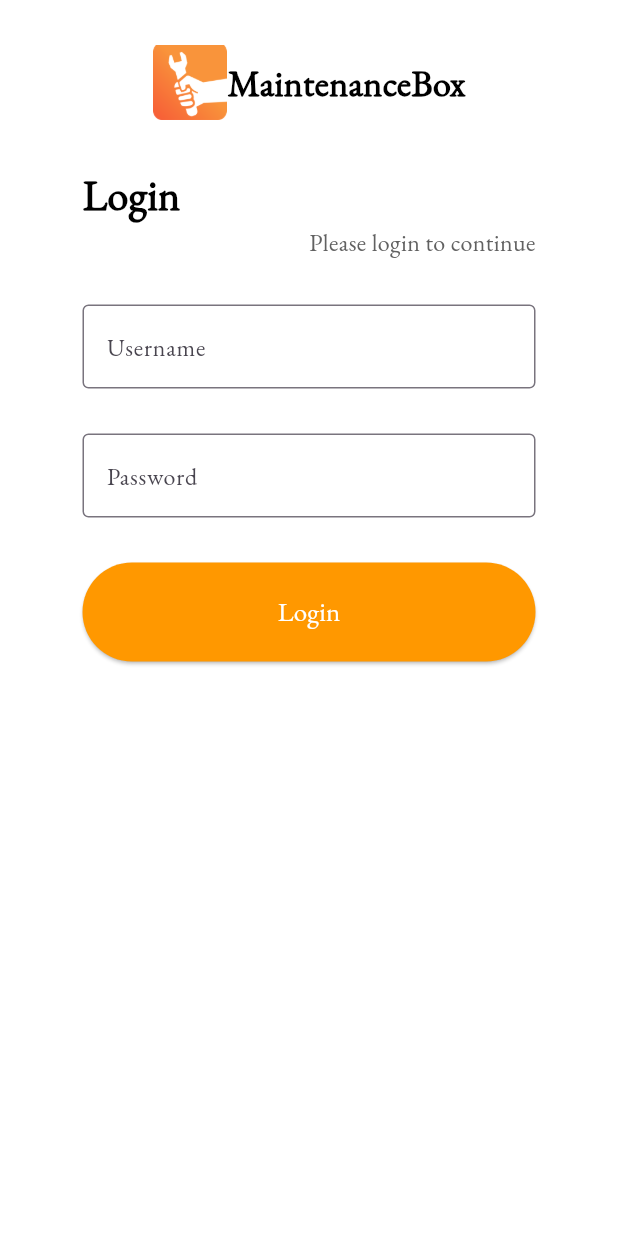
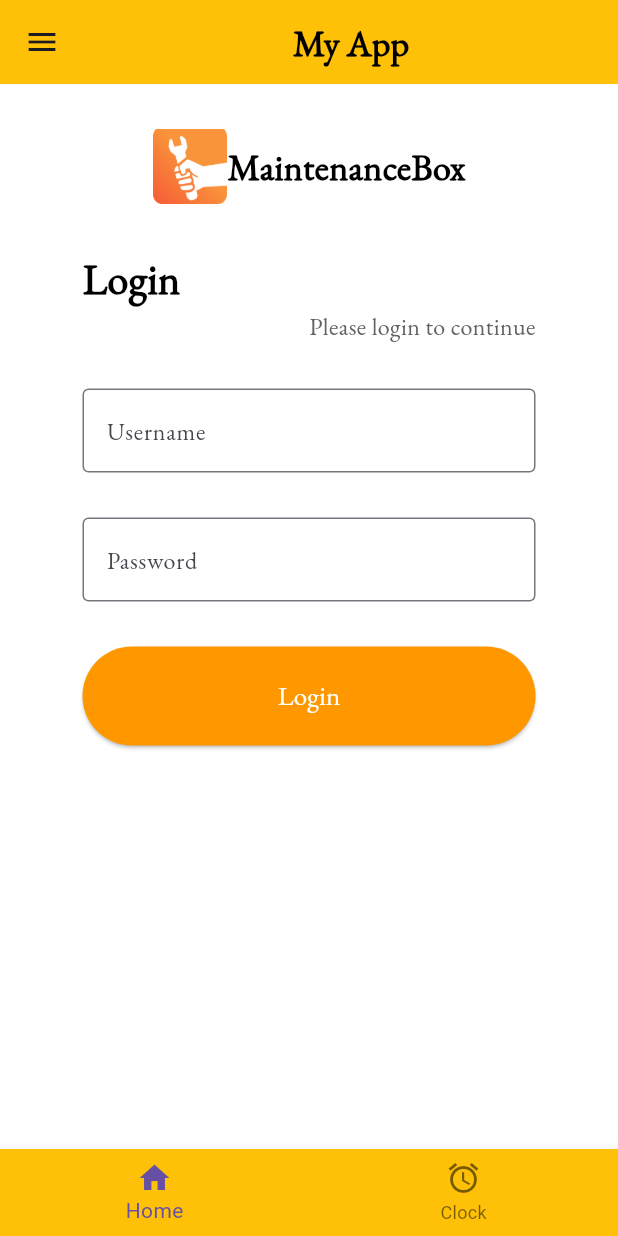
Before and after one commit to noman-haider123/Login-UI, a Flutter app: the screen it shows after launch, on a phone screen of 412 x 824 dp. Run offline on Flutter 3.47's test engine with Material 3 defaults, Android fonts, the phone set to English and light mode, and no system bars.

Commit message:
Add AppBar and Drawer,Bottom Bar

```diff
--- a/lib/main.dart
+++ b/lib/main.dart
@@ -12,6 +12,50 @@ class MyApp extends StatelessWidget {
       debugShowCheckedModeBanner: false,
       home: Scaffold(
         backgroundColor: Colors.white,
+        appBar:  AppBar(
+          backgroundColor: Colors.amber,
+          title: Center(
+            child: Text(
+              "My App",
+              style: TextStyle(
+                fontFamily: 'EBGaramond',
+                fontSize: 24,
+                fontWeight: FontWeight.bold,
+                color: Colors.black,
+              ),
+            ),
+          ),
+        ),
+        drawer: Drawer(
+          child: Column(
+            children: [
+              Image(image:  AssetImage('assets/logo.png'),width: 100, height: 100),
+              SizedBox(height: 20),
+            ListTile(
+              leading: Icon(Icons.home,color: Colors.black,),
+              title: Text(
+                'Home',
+                style: TextStyle(
+                  fontFamily: 'EBGaramond',
+                  fontSize: 18,
+                  color: Colors.black,
+                ),
+              ),
+            ),
+             ListTile(
+              leading: Icon(Icons.access_alarm,color: Colors.black,),
+              title: Text(
+                'Clock',
+                style: TextStyle(
+                  fontFamily: 'EBGaramond',
+                  fontSize: 18,
+                  color: Colors.black,
+                ),
+              ),
+             )
+            ],
+          )
+        ),
         body: Padding(
           padding: const EdgeInsets.symmetric(horizontal:55, vertical: 30),
           child: Column(
@@ -113,6 +157,14 @@ class MyApp extends StatelessWidget {
             ],
           ),
         ),
+        bottomNavigationBar: BottomNavigationBar(
+          backgroundColor: Colors.amber,
+          items: <BottomNavigationBarItem>[
+            BottomNavigationBarItem(icon: Icon(Icons.home),label: 'Home'),
+            BottomNavigationBarItem(icon: Icon(Icons.access_alarm),label: 'Clock')
+
+          ]
+          ),
       ),
     );
   }
```
